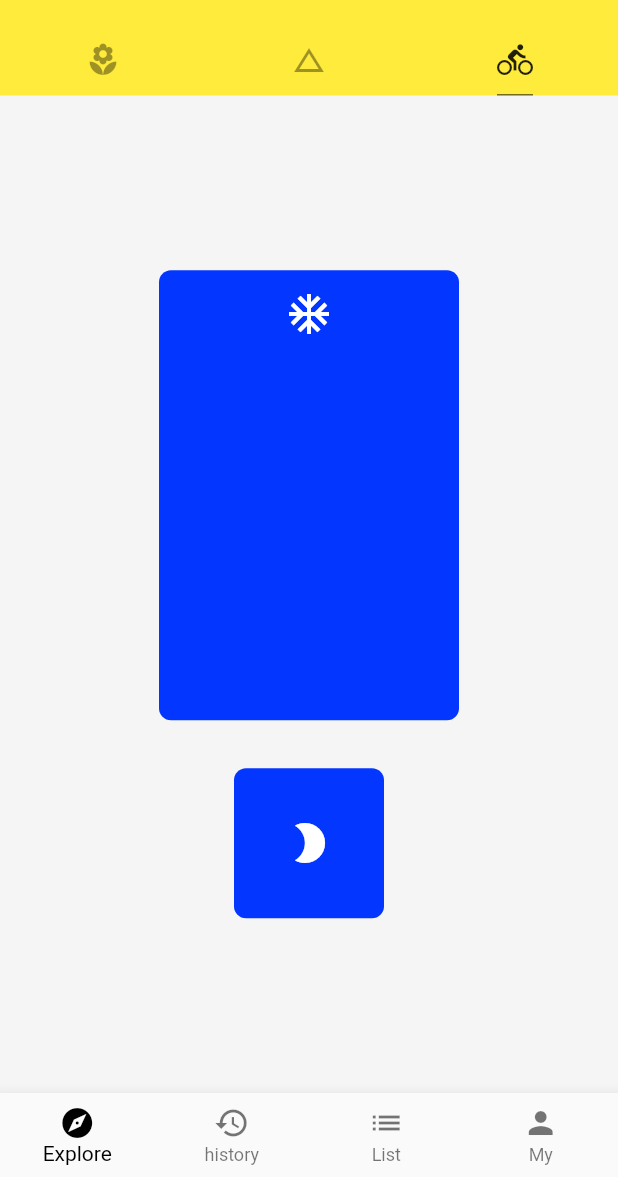
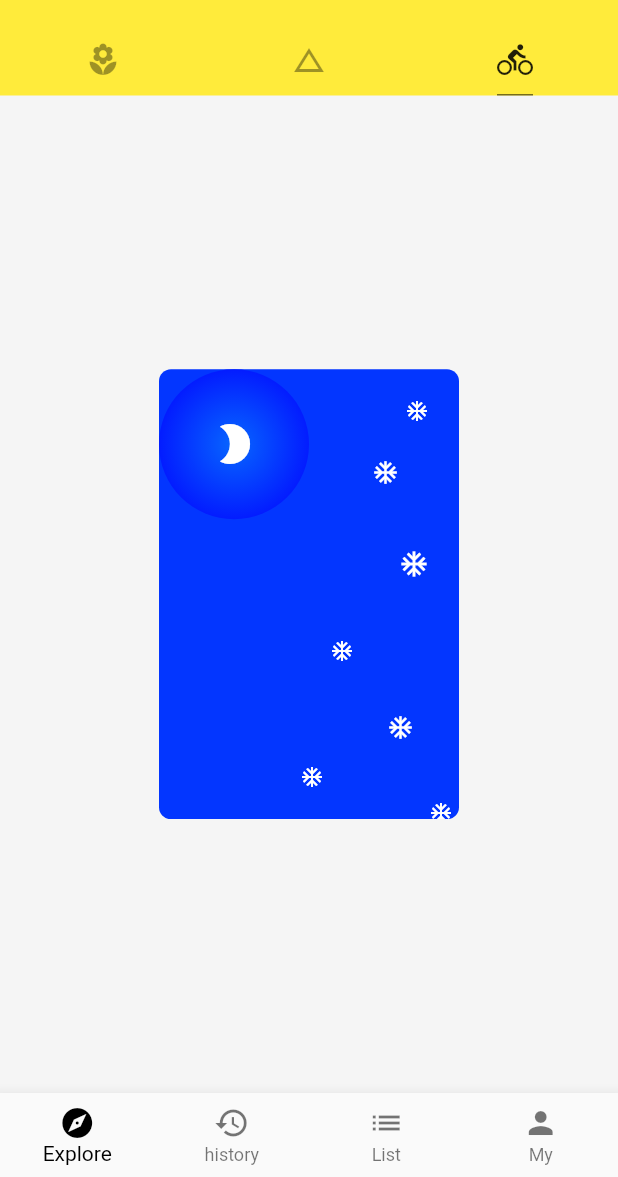
Before and after one commit to SymphonyZhang/practice, a Flutter app: the screen it shows after launch, tab 3 chosen, on a phone screen of 412 x 824 dp, the part 59-1236 px from its top. Run offline on Flutter 3.47's test engine with Material 2 defaults, Android fonts, the phone set to English and light mode, and no system bars; network calls fail.

Commit message:
Stack 层叠布局  Positioned Stack中小部件定位

```diff
--- a/lib/demo/layout_demo.dart
+++ b/lib/demo/layout_demo.dart
@@ -5,29 +5,13 @@ class LayoutDemo extends StatelessWidget {
   Widget build(BuildContext context) {
     // TODO: implement build
     return Container(
-      //横排
-      //主轴：在Row中主轴是横向的，
-      //交叉轴：crossAxis 在Row中 主轴是纵向的
-      /*child: Row(
-        //设置部件在主轴上的对齐方式
-        //MainAxisAlignment.spaceAround:剩余空间分布在小部件周围
-        //MainAxisAlignment.spaceBetween:剩余空间平均分布在小部件之间
-        //MainAxisAlignment.spaceEvenly:剩余空间平均分布在小部件之间包括前后两个小部件之外也有空间
-        mainAxisAlignment: MainAxisAlignment.spaceEvenly,
-        //设置部件在交叉轴上的对齐方式
-        //CrossAxisAlignment.stretch:拉伸小部件
-        crossAxisAlignment: CrossAxisAlignment.stretch,
-        children: <Widget>[
-          IconBadge(Icons.pool),
-          IconBadge(Icons.beach_access,size: 64.0,),
-          IconBadge(Icons.airplanemode_active),
-        ],
-      ),*/
-      //竖排
-      //主轴： 在Column 中，主轴是纵向的
-      //交叉轴：crossAxis 在Column中 主轴是横向的
       child: Column(
         mainAxisAlignment: MainAxisAlignment.center,
+        children: <Widget>[
+          //Stack 中可以放置一摞小部件 默认是左上角对齐且越晚写的小部件越在最上层 [层叠布局]
+          Stack(
+            //设置Stack中的小部件的对齐方式
+            alignment: Alignment.topLeft,
             children: <Widget>[
               //可以强制它的子部件有一个固定的尺寸，如果不设置尺寸则它的大小就是他的子部件的大小
               SizedBox(
@@ -41,11 +25,6 @@ class LayoutDemo extends StatelessWidget {
                     color: Color.fromRGBO(3, 54, 255, 1.0),
                     borderRadius: BorderRadius.circular(8.0),
                   ),
-              child: Icon(
-                Icons.ac_unit,
-                color: Colors.white,
-                size: 32.0,
-              ),
                 ),
               ),
               //不设置他的child小部件，可以当作控件间的间距
@@ -58,7 +37,14 @@ class LayoutDemo extends StatelessWidget {
                 child: Container(
                   decoration: BoxDecoration(
                     color: Color.fromRGBO(3, 54, 255, 1.0),
-                borderRadius: BorderRadius.circular(8.0),
+                    //borderRadius: BorderRadius.circular(8.0),
+                    shape: BoxShape.circle,
+                    gradient: RadialGradient(
+                      colors: [
+                        Color.fromRGBO(7, 102, 255, 1.0),
+                        Color.fromRGBO(3, 28, 255, 1.0),
+                      ],
+                    ),
                   ),
                   child: Icon(
                     Icons.brightness_2,
@@ -66,6 +52,48 @@ class LayoutDemo extends StatelessWidget {
                     size: 32.0,
                   ),
                 ),
+              ),
+              //Positioned 给Stack中的子部件定位(相对Stack的位置)
+              Positioned(
+                right: 20.0,
+                top: 20.0,
+                child: Icon(
+                  Icons.ac_unit,
+                  color: Colors.white,
+                  size: 16.0,
+                ),
+              ),
+              Positioned(
+                right: 40.0,
+                top: 60.0,
+                child: Icon(Icons.ac_unit, color: Colors.white, size: 18.0),
+              ),
+              Positioned(
+                right: 20.0,
+                top: 120.0,
+                child: Icon(Icons.ac_unit, color: Colors.white, size: 20.0),
+              ),
+              Positioned(
+                right: 70.0,
+                top: 180.0,
+                child: Icon(Icons.ac_unit, color: Colors.white, size: 16.0),
+              ),
+              Positioned(
+                right: 30.0,
+                top: 230.0,
+                child: Icon(Icons.ac_unit, color: Colors.white, size: 18.0),
+              ),
+              Positioned(
+                right: 90.0,
+                bottom: 20.0,
+                child: Icon(Icons.ac_unit, color: Colors.white, size: 16.0),
+              ),
+              Positioned(
+                right: 4.0,
+                bottom: -4.0,
+                child: Icon(Icons.ac_unit, color: Colors.white, size: 16.0),
+              ),
+            ],
           ),
         ],
       ),
```
Lines whose indentation alone changed are shown as unchanged.
